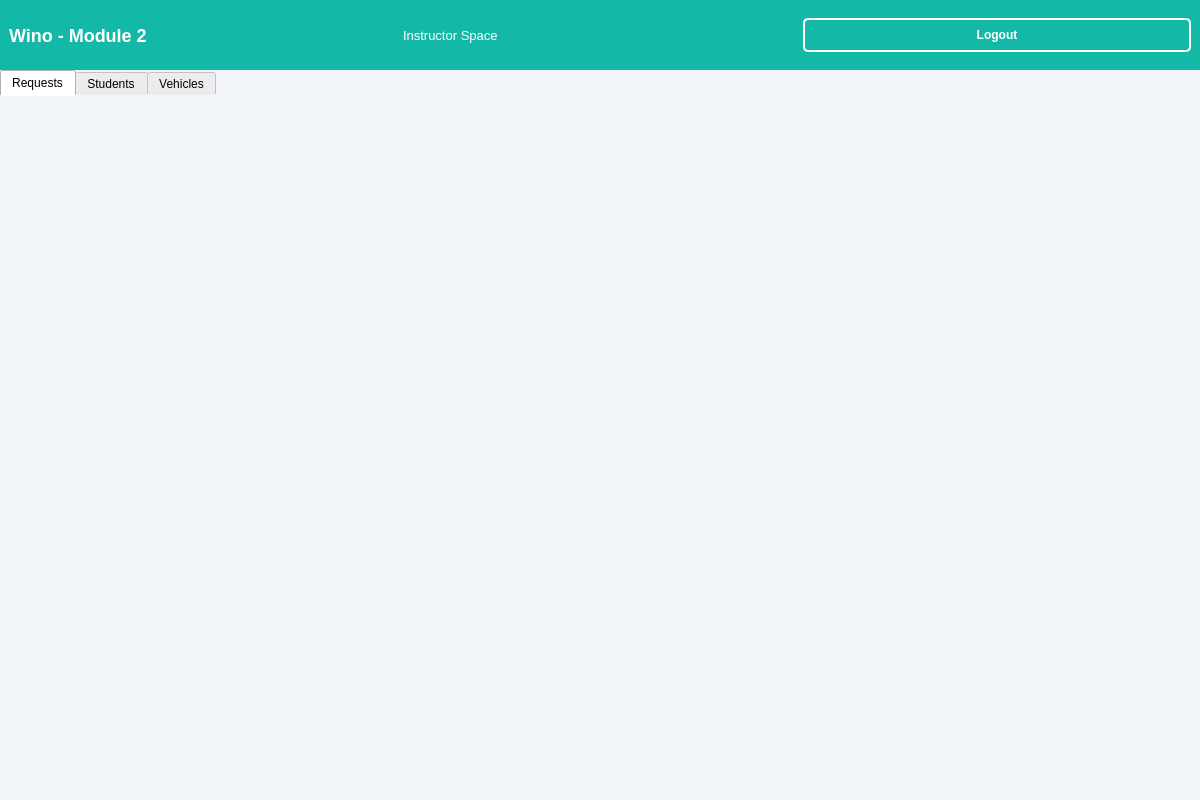
nesrinemil/wino, file instructordashboard.ui: the form before one commit.
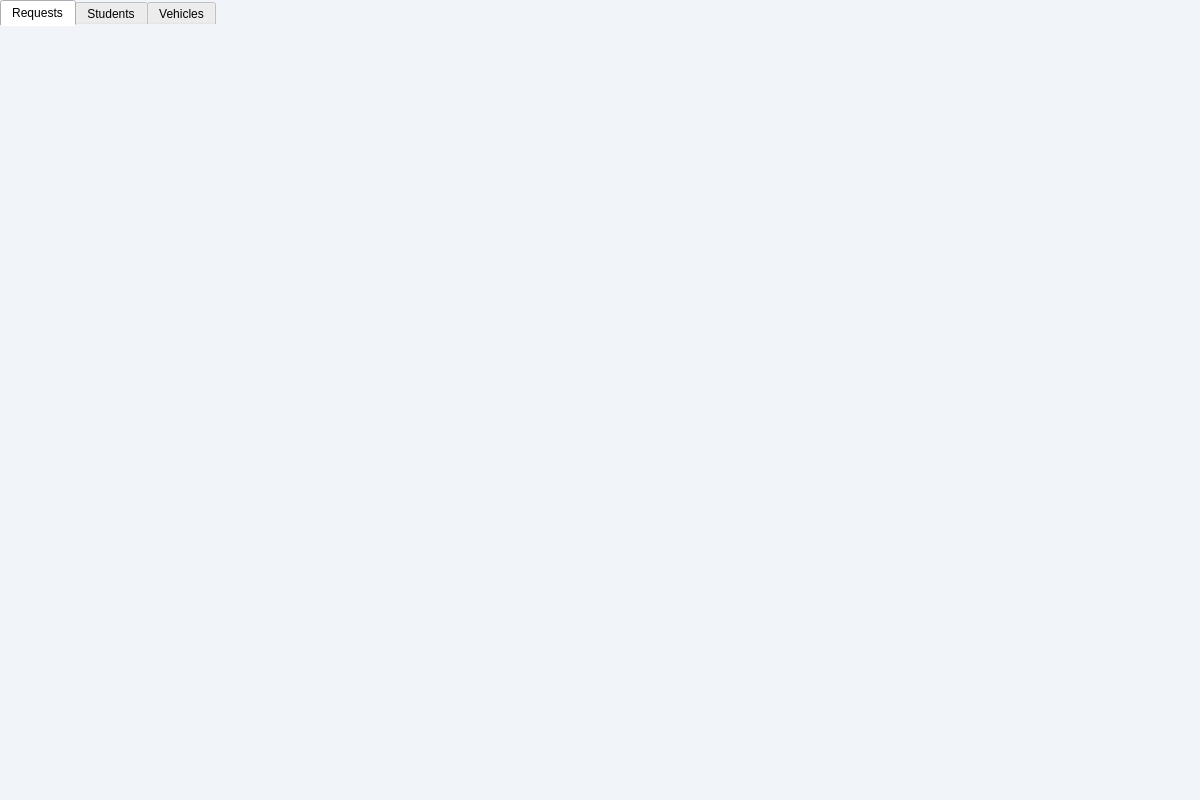
The form after the commit.

Commit message: feat: major UI/UX improvements across all modules

The edit to the form file:
```diff
--- a/instructordashboard.ui
+++ b/instructordashboard.ui
@@ -5,9 +5,6 @@
   <property name="geometry"><rect><x>0</x><y>0</y><width>1200</width><height>800</height></rect></property>
   <property name="windowTitle"><string>Instructor Dashboard</string></property>
   <property name="styleSheet"><string>QMainWindow { background-color: #F1F5F9; }
-#headerWidget { background-color: #14B8A6; }
-#headerTitle { color: white; font-size: 18px; font-weight: bold; }
-#logoutButton { background-color: transparent; color: white; border: 2px solid white; border-radius: 5px; padding: 8px 20px; font-weight: bold; }
 QTabWidget::pane { border: none; background-color: transparent; }</string></property>
   <widget class="QWidget" name="centralwidget">
    <layout class="QVBoxLayout" name="verticalLayout">
@@ -16,18 +13,6 @@
     <property name="topMargin"><number>0</number></property>
     <property name="rightMargin"><number>0</number></property>
     <property name="bottomMargin"><number>0</number></property>
-    <item>
-     <widget class="QWidget" name="headerWidget" native="true">
-      <property name="minimumSize"><size><width>0</width><height>70</height></size></property>
-      <property name="maximumSize"><size><width>16777215</width><height>70</height></size></property>
-      <layout class="QHBoxLayout" name="horizontalLayout">
-       <item><widget class="QLabel" name="headerTitle"><property name="text"><string>Wino - Module 2</string></property></widget></item>
-       <item><widget class="QLabel" name="headerSubtitle"><property name="text"><string>Instructor Space</string></property><property name="styleSheet"><string>color: white; font-size: 13px;</string></property></widget></item>
-       <item><spacer name="horizontalSpacer"><property name="orientation"><enum>Qt::Horizontal</enum></property></spacer></item>
-       <item><widget class="QPushButton" name="logoutButton"><property name="text"><string>Logout</string></property></widget></item>
-      </layout>
-     </widget>
-    </item>
     <item>
      <widget class="QWidget" name="contentWidget" native="true">
       <property name="styleSheet"><string>background-color: #F1F5F9;</string></property>
```
The commit also changes 25 other files.
